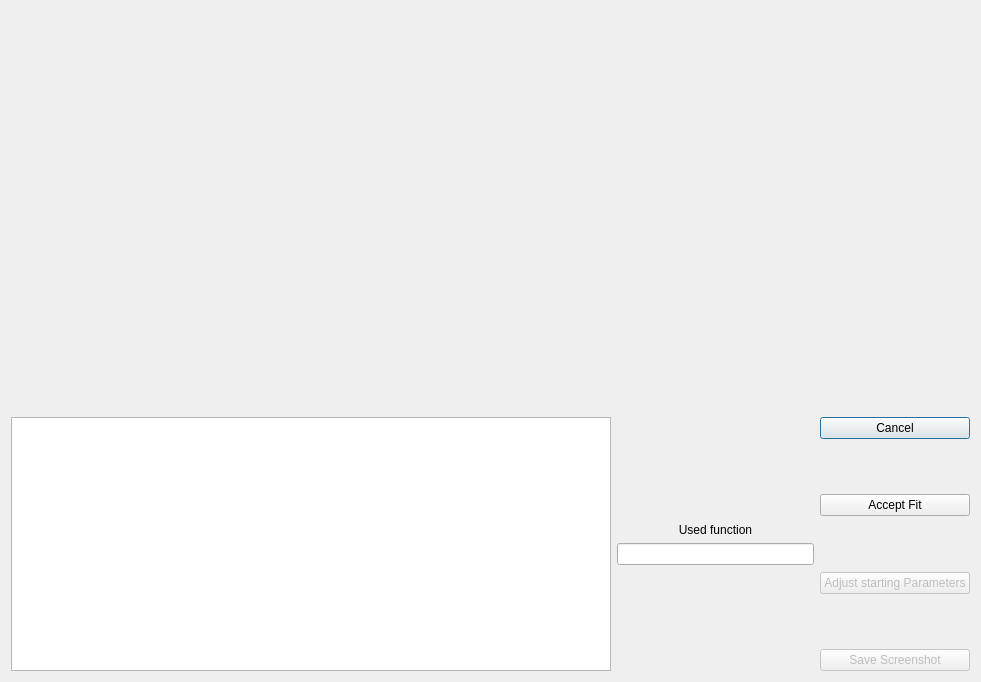
Above: src/brillouinview/gui/ui/calibration_fit_window.ui from KirstenSch/BrillouinView before the change. Below: the same form after it.
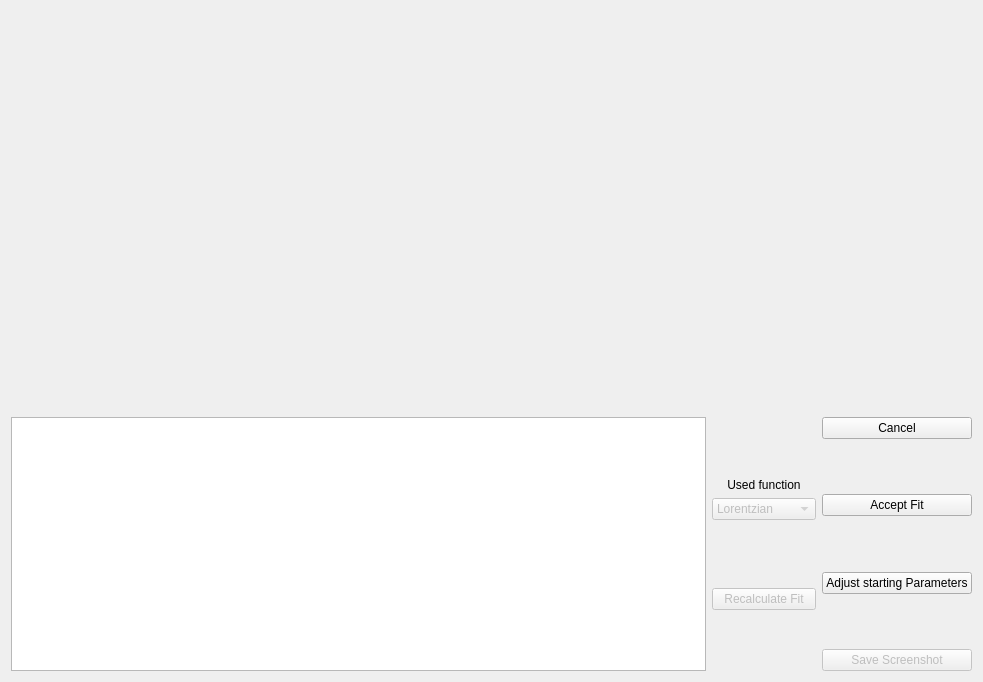
That is the form after the change. Custom widgets are drawn as their Qt base class.

Commit message: Enable change of fit function in calibration fit window

```diff
--- a/src/brillouinview/gui/ui/calibration_fit_window.ui
+++ b/src/brillouinview/gui/ui/calibration_fit_window.ui
@@ -6,7 +6,7 @@
    <rect>
     <x>0</x>
     <y>0</y>
-    <width>981</width>
+    <width>983</width>
     <height>682</height>
    </rect>
   </property>
@@ -21,6 +21,9 @@
      </property>
      <item>
       <widget class="PlotWidget" name="fit_plot" native="true">
+       <property name="enabled">
+        <bool>false</bool>
+       </property>
        <property name="minimumSize">
         <size>
          <width>0</width>
@@ -31,6 +34,9 @@
      </item>
      <item>
       <layout class="QHBoxLayout" name="horizontalLayout_2">
+       <property name="leftMargin">
+        <number>0</number>
+       </property>
        <item>
         <widget class="QTableWidget" name="tableWidget">
          <property name="minimumSize">
@@ -43,6 +49,9 @@
        </item>
        <item>
         <layout class="QVBoxLayout" name="verticalLayout_2">
+         <property name="sizeConstraint">
+          <enum>QLayout::SetDefaultConstraint</enum>
+         </property>
          <property name="rightMargin">
           <number>0</number>
          </property>
@@ -70,18 +79,55 @@
           </widget>
          </item>
          <item>
-          <widget class="QLineEdit" name="le_used_function">
-           <property name="maximumSize">
+          <widget class="QComboBox" name="combo_calfit">
+           <property name="enabled">
+            <bool>false</bool>
+           </property>
+           <property name="acceptDrops">
+            <bool>false</bool>
+           </property>
+           <item>
+            <property name="text">
+             <string>Lorentzian</string>
+            </property>
+           </item>
+           <item>
+            <property name="text">
+             <string>Gaussian</string>
+            </property>
+           </item>
+           <item>
+            <property name="text">
+             <string>Voigt</string>
+            </property>
+           </item>
+           <item>
+            <property name="text">
+             <string>Pseudo Voigt</string>
+            </property>
+           </item>
+          </widget>
+         </item>
+         <item>
+          <spacer name="verticalSpacer_6">
+           <property name="orientation">
+            <enum>Qt::Vertical</enum>
+           </property>
+           <property name="sizeHint" stdset="0">
             <size>
-             <width>200</width>
-             <height>16777215</height>
+             <width>20</width>
+             <height>40</height>
             </size>
            </property>
-           <property name="alignment">
-            <set>Qt::AlignCenter</set>
+          </spacer>
+         </item>
+         <item>
+          <widget class="QPushButton" name="button_recalc_calfit">
+           <property name="enabled">
+            <bool>false</bool>
            </property>
-           <property name="readOnly">
-            <bool>true</bool>
+           <property name="text">
+            <string>Recalculate Fit</string>
            </property>
           </widget>
          </item>
@@ -160,7 +206,7 @@
          <item>
           <widget class="QPushButton" name="pushButton_2">
            <property name="enabled">
-            <bool>false</bool>
+            <bool>true</bool>
            </property>
            <property name="toolTip">
             <string>Adjust the starting parameters of the fit in case the result is not satisfacory</string>
```
Left out of the diff: 2 changed lines with no effect on the pictures. The commit also changes 3 other files.
